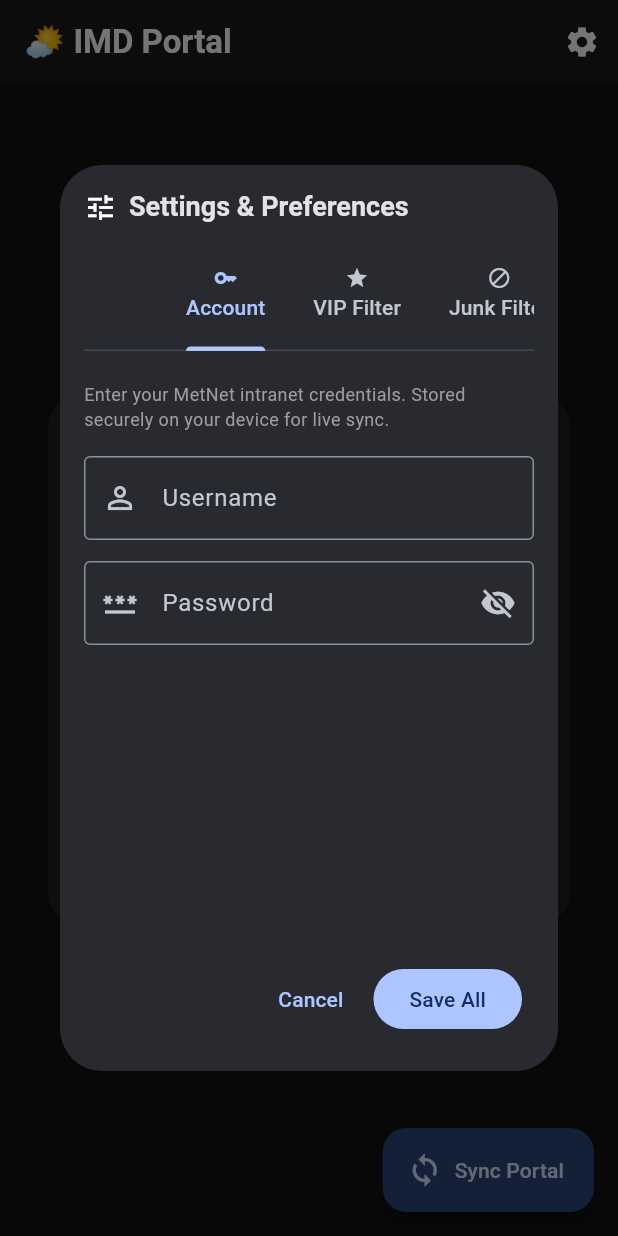
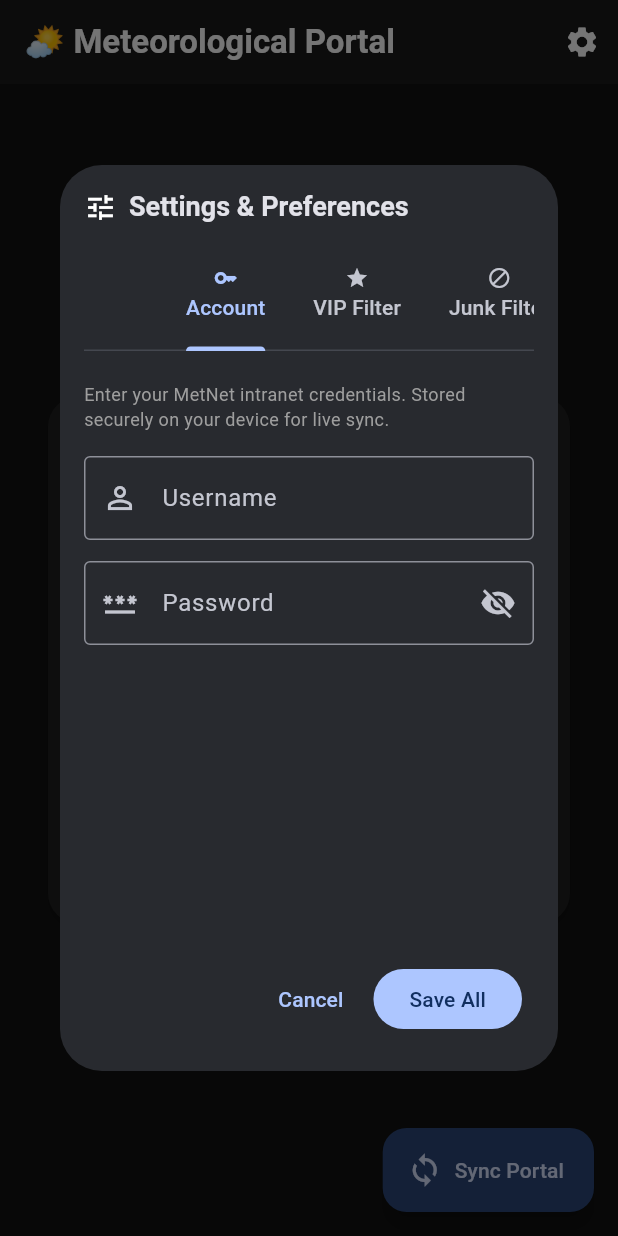
Before and after one commit to Aman6390/imd-portal, a Flutter app: the screen it shows after launch, after a tap on "Configure Settings", on a phone screen of 412 x 824 dp. Run offline on Flutter 3.47's test engine with Material 3 defaults, Android fonts, the light colour scheme and no system bars; our stand-ins replace flutter_local_notifications, local_auth, shared_preferences, webview_flutter; missing offline and left inert: encrypt, google_mlkit_text_recognition, home_widget, pointycastle, workmanager; network calls fail; statements that could not run were skipped.

Commit message:
Add interactive loading cue on update check and rename app branding to Meteorological Portal

```diff
--- a/lib/main.dart
+++ b/lib/main.dart
@@ -54,7 +54,7 @@ class _ImdPortalAppState extends State<ImdPortalApp> {
   @override
   Widget build(BuildContext context) {
     return MaterialApp(
-      title: 'IMD Portal',
+      title: 'Meteorological Portal',
       debugShowCheckedModeBanner: false,
       themeMode: _isDark ? ThemeMode.dark : ThemeMode.light,
       theme: ThemeData(
--- a/lib/services/background_sync_service.dart
+++ b/lib/services/background_sync_service.dart
@@ -59,7 +59,7 @@ void callbackDispatcher() {
           if (hasChanges) {
             await NotificationService.showNotification(
               id: 101,
-              title: 'IMD Dashboard: New Data Available',
+              title: 'Meteorological Portal: New Data Available',
               body: 'New circulars or updated leave balances have been fetched.',
             );
           }
--- a/lib/services/notification_service.dart
+++ b/lib/services/notification_service.dart
@@ -6,7 +6,7 @@ class NotificationService {
       FlutterLocalNotificationsPlugin();
 
   static const String channelId = 'imd_portal_updates';
-  static const String channelName = 'IMD Portal Updates';
+  static const String channelName = 'Meteorological Portal Updates';
   static const String channelDescription =
       'Notifications for new departmental circulars and leave balance updates';
 
--- a/lib/services/update_service.dart
+++ b/lib/services/update_service.dart
@@ -64,7 +64,7 @@ class UpdateService {
         Uri.parse(latestReleaseApi),
         headers: {
           'Accept': 'application/vnd.github.v3+json',
-          'User-Agent': 'IMD-Portal-App/$currentVersion',
+          'User-Agent': 'Meteorological-Portal-App/$currentVersion',
         },
       ).timeout(const Duration(seconds: 8));
 
@@ -128,7 +128,7 @@ class UpdateService {
     try {
       final client = http.Client();
       final request = http.Request('GET', Uri.parse(downloadUrl));
-      request.headers['User-Agent'] = 'IMD-Portal-App/$currentVersion';
+      request.headers['User-Agent'] = 'Meteorological-Portal-App/$currentVersion';
       final response = await client.send(request);
 
       if (response.statusCode >= 200 && response.statusCode < 300) {
@@ -136,7 +136,7 @@ class UpdateService {
         int receivedBytes = 0;
 
         final dir = await getTemporaryDirectory();
-        final file = File('${dir.path}/IMD_Portal_Latest.apk');
+        final file = File('${dir.path}/Meteorological_Portal_Latest.apk');
         final sink = file.openWrite();
 
         await for (final chunk in response.stream) {
@@ -239,7 +239,7 @@ class UpdateService {
                   const Icon(Icons.bolt, color: Colors.orange, size: 16),
                   const SizedBox(width: 6),
                   Text(
-                    'IMD Portal ${update.latestVersion} Available',
+                    'Meteorological Portal ${update.latestVersion} Available',
                     style: const TextStyle(
                       fontWeight: FontWeight.bold,
                       fontSize: 12,
--- a/lib/ui/dashboard_screen.dart
+++ b/lib/ui/dashboard_screen.dart
@@ -91,7 +91,7 @@ class _DashboardScreenState extends State<DashboardScreen> with WidgetsBindingOb
     if (_isAuthenticating) return;
     _isAuthenticating = true;
     final authenticated = await AuthService.authenticate(
-      localizedReason: 'Authenticate with Fingerprint, Face, or PIN to open IMD Portal',
+      localizedReason: 'Authenticate with Fingerprint, Face, or PIN to open Meteorological Portal',
     );
     _isAuthenticating = false;
 
@@ -482,7 +482,7 @@ class _DashboardScreenState extends State<DashboardScreen> with WidgetsBindingOb
                 ),
                 const SizedBox(height: 28),
                 const Text(
-                  '🌤️ IMD Portal',
+                  '🌤️ Meteorological Portal',
                   style: TextStyle(
                     fontSize: 26,
                     fontWeight: FontWeight.bold,
@@ -526,7 +526,7 @@ class _DashboardScreenState extends State<DashboardScreen> with WidgetsBindingOb
     return Scaffold(
       appBar: AppBar(
         title: const Text(
-          '🌤️ IMD Portal',
+          '🌤️ Meteorological Portal',
           style: TextStyle(fontWeight: FontWeight.bold),
         ),
         actions: [
--- a/lib/ui/widgets/settings_dialog.dart
+++ b/lib/ui/widgets/settings_dialog.dart
@@ -31,6 +31,7 @@ class _SettingsDialogState extends State<SettingsDialog> {
 
   bool _obscurePassword = true;
   bool _isLoading = true;
+  bool _isCheckingUpdate = false;
 
   @override
   void initState() {
@@ -392,7 +393,7 @@ class _SettingsDialogState extends State<SettingsDialog> {
                           SizedBox(width: 8),
                           Expanded(
                             child: Text(
-                              'Free Edition for all IMD Employees (v1.3.0)',
+                              'Free Edition for Meteorological Staff (v1.3.0)',
                               style: TextStyle(
                                 fontWeight: FontWeight.bold,
                                 color: Colors.green,
@@ -414,23 +415,55 @@ class _SettingsDialogState extends State<SettingsDialog> {
                     ),
                     const SizedBox(height: 8),
                     OutlinedButton.icon(
-                      icon: const Icon(Icons.system_update_alt, size: 18),
-                      label: const Text('Check for Updates / Download Latest APK'),
-                      onPressed: () async {
+                      icon: _isCheckingUpdate
+                          ? const SizedBox(
+                              width: 16,
+                              height: 16,
+                              child: CircularProgressIndicator(strokeWidth: 2),
+                            )
+                          : const Icon(Icons.system_update_alt, size: 18),
+                      label: Text(
+                        _isCheckingUpdate
+                            ? 'Checking for Updates Online...'
+                            : 'Check for Updates / Download Latest APK',
+                      ),
+                      onPressed: _isCheckingUpdate
+                          ? null
+                          : () async {
+                              setState(() {
+                                _isCheckingUpdate = true;
+                              });
+
                               ScaffoldMessenger.of(context).showSnackBar(
                                 const SnackBar(
-                            content: Text('Checking for updates online...'),
-                            duration: Duration(seconds: 1),
+                                  content: Row(
+                                    children: [
+                                      SizedBox(
+                                        width: 16,
+                                        height: 16,
+                                        child: CircularProgressIndicator(
+                                          strokeWidth: 2,
+                                          valueColor: AlwaysStoppedAnimation<Color>(Colors.white),
+                                        ),
+                                      ),
+                                      SizedBox(width: 12),
+                                      Text('Connecting to GitHub to check for updates...'),
+                                    ],
+                                  ),
+                                  duration: Duration(seconds: 2),
                                 ),
                               );
+
+                              try {
                                 final update = await UpdateService.checkForUpdate();
                                 if (!context.mounted) return;
+
                                 if (update != null && update.hasUpdate) {
                                   UpdateService.showUpdateDialog(context, update);
                                 } else if (update != null) {
                                   ScaffoldMessenger.of(context).showSnackBar(
                                     const SnackBar(
-                              content: Text('✅ You are on the latest version (v${UpdateService.currentVersion})!'),
+                                      content: Text('✅ You are running the latest version (v${UpdateService.currentVersion})!'),
                                       backgroundColor: Colors.green,
                                       duration: Duration(seconds: 3),
                                     ),
@@ -442,16 +475,23 @@ class _SettingsDialogState extends State<SettingsDialog> {
                                     await launchUrl(uri, mode: LaunchMode.externalApplication);
                                   }
                                 }
+                              } finally {
+                                if (mounted) {
+                                  setState(() {
+                                    _isCheckingUpdate = false;
+                                  });
+                                }
+                              }
                             },
                     ),
 
                     const Divider(height: 24),
                     // App Info
-                    const Text('About IMD Portal', style: TextStyle(fontWeight: FontWeight.bold, fontSize: 14)),
+                    const Text('About Meteorological Portal', style: TextStyle(fontWeight: FontWeight.bold, fontSize: 14)),
                     const SizedBox(height: 6),
                     const Text(
-                      'IMD Portal is an automated companion app designed for employees and staff of the India Meteorological Department (IMD).\n\n'
-                      'Features include automated MetNet login, real-time Casual Leave, RH, and Compensatory Off balance tracking with 6-month expiry forecasting, bilingual Devanagari OCR for Hindi circulars, deduplicated offline caching, and Android Home Screen widgets.',
+                      'Meteorological Portal is an automated companion app designed for meteorological staff and employees.\n\n'
+                      'Features include automated MetNet login, real-time Casual Leave, RH, and Compensatory Off balance tracking with 6-month expiry forecasting, rolling 30-day circulars, bilingual Devanagari OCR for Hindi orders, deduplicated offline caching, and Android Home Screen widgets.',
                       style: TextStyle(fontSize: 12, color: Colors.grey, height: 1.4),
                     ),
                     const SizedBox(height: 16),
@@ -459,7 +499,7 @@ class _SettingsDialogState extends State<SettingsDialog> {
                     const SizedBox(height: 6),
                     const Text(
                       'Designed & Developed by Aman (Aman6390).\n'
-                      'Built to simplify daily departmental tracking and streamline intranet access for IMD colleagues.\n'
+                      'Built to simplify daily departmental tracking and streamline intranet access for colleagues.\n'
                       'Version: 1.3.0 (Release Build)',
                       style: TextStyle(fontSize: 12, color: Colors.grey, height: 1.4),
                     ),
--- a/pubspec.yaml
+++ b/pubspec.yaml
@@ -1,5 +1,5 @@
 name: imd_portal
-description: "A native Flutter dashboard app for India Meteorological Department (IMD) employees."
+description: "A native Flutter dashboard app for meteorological staff and employees."
 publish_to: "none"
 version: 1.3.0+3
 
```
Also changed, not shown: 4 other files. Lines whose indentation alone changed are shown as unchanged.
